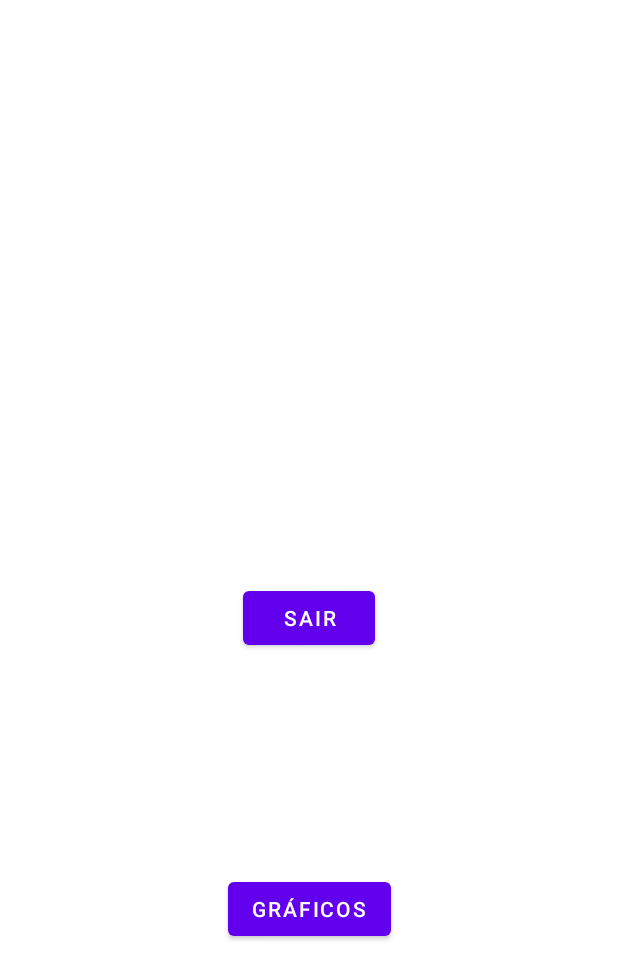
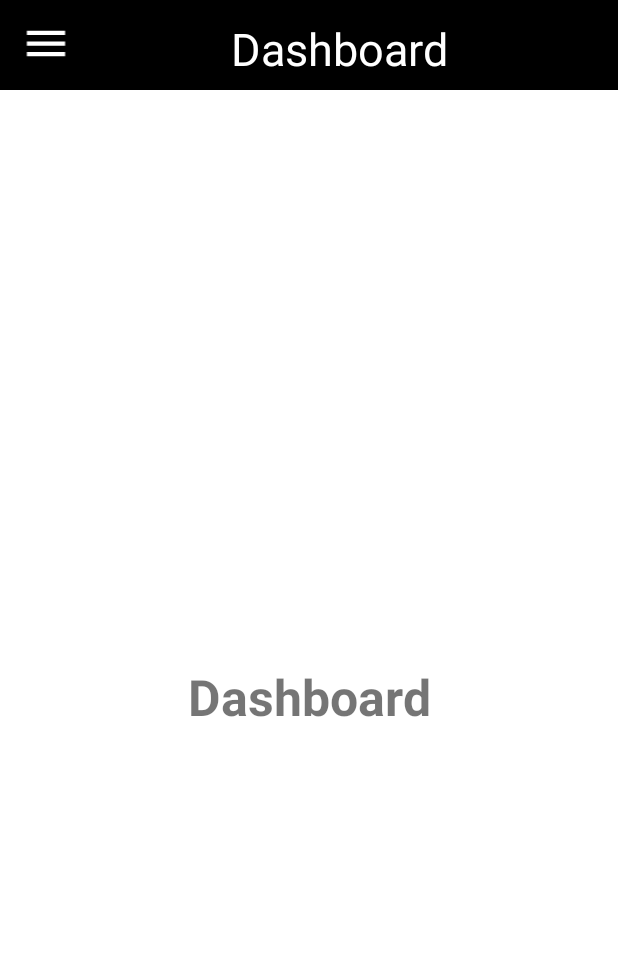
Before and after one commit to JPB1234/DDeSC_Aplicativo, an Android app: the layout activity_principal.xml on its own in the app's theme, with its tools: preview values and no code run, on a phone screen of 412 x 824 dp. Shown: the top 979 px of the screen. Run offline under Robolectric (Android 15) with nearby library versions, the phone set to English and light mode, and no system bars.

Commit message:
Menu funcional com botao de logout
Criei o menu e adicionei o botao de logout nele

```diff
--- a/app/build.gradle
+++ b/app/build.gradle
@@ -34,6 +34,7 @@ android {
 
     viewBinding {
         enabled = true
+
     }
 
 }
@@ -54,4 +55,5 @@ dependencies {
 
 
     implementation 'com.github.PhilJay:MPAndroidChart:v3.1.0'
+    implementation 'de.hdodenhof:circleimageview:3.1.0'
 }
--- a/app/src/main/java/com/example/ddesc_aplicativo/LoginActivity.kt
+++ b/app/src/main/java/com/example/ddesc_aplicativo/LoginActivity.kt
@@ -9,7 +9,7 @@ import android.util.Log
 import android.widget.Toast
 import androidx.activity.result.ActivityResult
 import androidx.activity.result.contract.ActivityResultContracts
-import com.example.ddesc_aplicativo.databinding.ActivityMainBinding
+import com.example.ddesc_aplicativo.databinding.ActivityLoginBinding
 import com.google.android.gms.auth.api.signin.GoogleSignIn
 import com.google.android.gms.auth.api.signin.GoogleSignInClient
 import com.google.android.gms.auth.api.signin.GoogleSignInOptions
@@ -23,13 +23,13 @@ import com.google.firebase.ktx.Firebase
 
 class LoginActivity : AppCompatActivity() {
 
-    private lateinit var binding: ActivityMainBinding
+    private lateinit var binding: ActivityLoginBinding
     private lateinit var googleSignInClient: GoogleSignInClient
     private lateinit var auth: FirebaseAuth
     override fun onCreate(savedInstanceState: Bundle?) {
         super.onCreate(savedInstanceState)
 //claudio
-        binding = ActivityMainBinding.inflate(layoutInflater)
+        binding = ActivityLoginBinding.inflate(layoutInflater)
 
         val view = binding.root
 
--- /dev/null
+++ b/app/src/main/res/drawable/ic_baseline_arrow_back_24.xml
@@ -0,0 +1,5 @@
+<vector android:autoMirrored="true" android:height="24dp"
+    android:tint="#666666" android:viewportHeight="24"
+    android:viewportWidth="24" android:width="24dp" xmlns:android="http://schemas.android.com/apk/res/android">
+    <path android:fillColor="@android:color/white" android:pathData="M20,11H7.83l5.59,-5.59L12,4l-8,8 8,8 1.41,-1.41L7.83,13H20v-2z"/>
+</vector>
--- /dev/null
+++ b/app/src/main/res/drawable/ic_baseline_dashboard_24.xml
@@ -0,0 +1,5 @@
+<vector android:height="24dp" android:tint="#666666"
+    android:viewportHeight="24" android:viewportWidth="24"
+    android:width="24dp" xmlns:android="http://schemas.android.com/apk/res/android">
+    <path android:fillColor="@android:color/white" android:pathData="M3,13h8L11,3L3,3v10zM3,21h8v-6L3,15v6zM13,21h8L21,11h-8v10zM13,3v6h8L21,3h-8z"/>
+</vector>
--- /dev/null
+++ b/app/src/main/res/drawable/ic_baseline_format_list_bulleted_24.xml
@@ -0,0 +1,5 @@
+<vector android:autoMirrored="true" android:height="24dp"
+    android:tint="#666666" android:viewportHeight="24"
+    android:viewportWidth="24" android:width="24dp" xmlns:android="http://schemas.android.com/apk/res/android">
+    <path android:fillColor="@android:color/white" android:pathData="M4,10.5c-0.83,0 -1.5,0.67 -1.5,1.5s0.67,1.5 1.5,1.5 1.5,-0.67 1.5,-1.5 -0.67,-1.5 -1.5,-1.5zM4,4.5c-0.83,0 -1.5,0.67 -1.5,1.5S3.17,7.5 4,7.5 5.5,6.83 5.5,6 4.83,4.5 4,4.5zM4,16.5c-0.83,0 -1.5,0.68 -1.5,1.5s0.68,1.5 1.5,1.5 1.5,-0.68 1.5,-1.5 -0.67,-1.5 -1.5,-1.5zM7,19h14v-2L7,17v2zM7,13h14v-2L7,11v2zM7,5v2h14L21,5L7,5z"/>
+</vector>
--- /dev/null
+++ b/app/src/main/res/drawable/ic_baseline_logout_24.xml
@@ -0,0 +1,5 @@
+<vector android:autoMirrored="true" android:height="24dp"
+    android:tint="#666666" android:viewportHeight="24"
+    android:viewportWidth="24" android:width="24dp" xmlns:android="http://schemas.android.com/apk/res/android">
+    <path android:fillColor="@android:color/white" android:pathData="M17,7l-1.41,1.41L18.17,11H8v2h10.17l-2.58,2.58L17,17l5,-5zM4,5h8V3H4c-1.1,0 -2,0.9 -2,2v14c0,1.1 0.9,2 2,2h8v-2H4V5z"/>
+</vector>
--- /dev/null
+++ b/app/src/main/res/drawable/ic_baseline_menu_24.xml
@@ -0,0 +1,5 @@
+<vector android:height="24dp" android:tint="#FFFFFF"
+    android:viewportHeight="24" android:viewportWidth="24"
+    android:width="24dp" xmlns:android="http://schemas.android.com/apk/res/android">
+    <path android:fillColor="@android:color/white" android:pathData="M3,18h18v-2L3,16v2zM3,13h18v-2L3,11v2zM3,6v2h18L21,6L3,6z"/>
+</vector>
--- /dev/null
+++ b/app/src/main/res/drawable/ic_baseline_settings_24.xml
@@ -0,0 +1,5 @@
+<vector android:height="24dp" android:tint="#666666"
+    android:viewportHeight="24" android:viewportWidth="24"
+    android:width="24dp" xmlns:android="http://schemas.android.com/apk/res/android">
+    <path android:fillColor="@android:color/white" android:pathData="M19.14,12.94c0.04,-0.3 0.06,-0.61 0.06,-0.94c0,-0.32 -0.02,-0.64 -0.07,-0.94l2.03,-1.58c0.18,-0.14 0.23,-0.41 0.12,-0.61l-1.92,-3.32c-0.12,-0.22 -0.37,-0.29 -0.59,-0.22l-2.39,0.96c-0.5,-0.38 -1.03,-0.7 -1.62,-0.94L14.4,2.81c-0.04,-0.24 -0.24,-0.41 -0.48,-0.41h-3.84c-0.24,0 -0.43,0.17 -0.47,0.41L9.25,5.35C8.66,5.59 8.12,5.92 7.63,6.29L5.24,5.33c-0.22,-0.08 -0.47,0 -0.59,0.22L2.74,8.87C2.62,9.08 2.66,9.34 2.86,9.48l2.03,1.58C4.84,11.36 4.8,11.69 4.8,12s0.02,0.64 0.07,0.94l-2.03,1.58c-0.18,0.14 -0.23,0.41 -0.12,0.61l1.92,3.32c0.12,0.22 0.37,0.29 0.59,0.22l2.39,-0.96c0.5,0.38 1.03,0.7 1.62,0.94l0.36,2.54c0.05,0.24 0.24,0.41 0.48,0.41h3.84c0.24,0 0.44,-0.17 0.47,-0.41l0.36,-2.54c0.59,-0.24 1.13,-0.56 1.62,-0.94l2.39,0.96c0.22,0.08 0.47,0 0.59,-0.22l1.92,-3.32c0.12,-0.22 0.07,-0.47 -0.12,-0.61L19.14,12.94zM12,15.6c-1.98,0 -3.6,-1.62 -3.6,-3.6s1.62,-3.6 3.6,-3.6s3.6,1.62 3.6,3.6S13.98,15.6 12,15.6z"/>
+</vector>
--- a/app/src/main/res/layout/activity_principal.xml
+++ b/app/src/main/res/layout/activity_principal.xml
@@ -1,28 +1,45 @@
 <?xml version="1.0" encoding="utf-8"?>
-<androidx.constraintlayout.widget.ConstraintLayout xmlns:android="http://schemas.android.com/apk/res/android"
+<androidx.drawerlayout.widget.DrawerLayout xmlns:android="http://schemas.android.com/apk/res/android"
     xmlns:app="http://schemas.android.com/apk/res-auto"
     xmlns:tools="http://schemas.android.com/tools"
     android:layout_width="match_parent"
     android:layout_height="match_parent"
-    tools:context=".PrincipalActivity">
+    android:id="@+id/drawer_layer"
+    tools:context=".PrincipalActivity"
+    android:orientation="vertical">
 
-    <Button
-        android:id="@+id/botaoSair"
-        android:layout_width="wrap_content"
-        android:layout_height="wrap_content"
-        android:text="@string/botao_sair"
-        app:layout_constraintBottom_toBottomOf="parent"
-        app:layout_constraintEnd_toEndOf="parent"
-        app:layout_constraintStart_toStartOf="parent"
-        app:layout_constraintTop_toTopOf="parent" />
+    <LinearLayout
+    android:layout_width="match_parent"
+    android:layout_height="match_parent"
+    android:orientation="vertical">
 
-    <Button
-        android:id="@+id/botaoGraficos"
-        android:layout_width="wrap_content"
-        android:layout_height="wrap_content"
-        android:text="@string/botao_graficos"
-        app:layout_constraintBottom_toBottomOf="parent"
-        app:layout_constraintEnd_toEndOf="parent"
-        app:layout_constraintStart_toStartOf="parent"
-        app:layout_constraintTop_toTopOf="@id/botaoSair" />
-</androidx.constraintlayout.widget.ConstraintLayout>
+        <include layout="@layout/menu_toolbar"/>
+
+
+    <LinearLayout
+        android:layout_width="match_parent"
+        android:layout_height="0dp"
+        android:layout_weight="1"/>
+
+    <TextView
+        android:layout_width="match_parent"
+        android:layout_height="0dp"
+        android:layout_weight="1"
+        android:text="@string/dashboard"
+        android:textStyle="bold"
+        android:textSize="50px"
+        android:gravity="center_horizontal"/>
+    </LinearLayout>
+
+    <RelativeLayout
+        android:layout_width="300dp"
+        android:layout_height="match_parent"
+        android:layout_gravity="start">
+
+        <include layout="@layout/nav_drawer"/>
+    </RelativeLayout>
+
+
+
+
+</androidx.drawerlayout.widget.DrawerLayout>
--- /dev/null
+++ b/app/src/main/res/layout/menu_toolbar.xml
@@ -0,0 +1,24 @@
+<?xml version="1.0" encoding="utf-8"?>
+<LinearLayout xmlns:android="http://schemas.android.com/apk/res/android"
+    android:layout_width="match_parent"
+    android:layout_height="60dp"
+    android:orientation="horizontal"
+    android:padding="12dp"
+    android:background="@color/black">
+
+    <ImageView
+        android:layout_width="37dp"
+        android:layout_height="34dp"
+        android:src="@drawable/ic_baseline_menu_24" />
+
+    <TextView
+        android:layout_width="353dp"
+        android:layout_height="wrap_content"
+        android:text="Dashboard"
+        android:textAlignment="center"
+        android:textColor="@color/white"
+        android:textSize="30dp" />
+
+
+
+</LinearLayout>
--- a/app/src/main/res/values-night/themes.xml
+++ b/app/src/main/res/values-night/themes.xml
@@ -1,6 +1,6 @@
 <resources xmlns:tools="http://schemas.android.com/tools">
     <!-- Base application theme. -->
-    <style name="Theme.DDeSC_Aplicativo" parent="Theme.MaterialComponents.DayNight.DarkActionBar">
+    <style name="Theme.DDeSC_Aplicativo" parent="Theme.MaterialComponents.DayNight.NoActionBar">
         <!-- Primary brand color. -->
         <item name="colorPrimary">@color/purple_200</item>
         <item name="colorPrimaryVariant">@color/purple_700</item>
--- a/app/src/main/res/values/strings.xml
+++ b/app/src/main/res/values/strings.xml
@@ -18,4 +18,8 @@
     <string name="Botao_confirma_cadastro">Confirmar cadastro</string>
     <string name="botao_voltar_menu">Voltar para o menu</string>
 
+    <string name="Sair">Sair</string>
+    <string name="configuracoes">Configurações</string>
+    <string name="ddesc">DDeSC</string>
+    <string name="dashboard">Dashboard</string>
 </resources>
--- a/app/src/main/res/values/themes.xml
+++ b/app/src/main/res/values/themes.xml
@@ -1,6 +1,6 @@
 <resources xmlns:tools="http://schemas.android.com/tools">
     <!-- Base application theme. -->
-    <style name="Theme.DDeSC_Aplicativo" parent="Theme.MaterialComponents.DayNight.DarkActionBar">
+    <style name="Theme.DDeSC_Aplicativo" parent="Theme.MaterialComponents.DayNight.NoActionBar">
         <!-- Primary brand color. -->
         <item name="colorPrimary">@color/purple_500</item>
         <item name="colorPrimaryVariant">@color/purple_700</item>
```
Also changed, not shown: app/src/main/AndroidManifest.xml (+7 -0 lines), app/src/main/java/com/example/ddesc_aplicativo/ConfiguracoesActivity.kt (added, +22 -0 lines), app/src/main/java/com/example/ddesc_aplicativo/PrincipalActivity.kt (+59 -10 lines), app/src/main/res/layout/activity_configuracoes.xml (added, +66 -0 lines), app/src/main/res/layout/nav_drawer.xml (added, +158 -0 lines), app/src/main/res/drawable-v24/logo.png (added).
